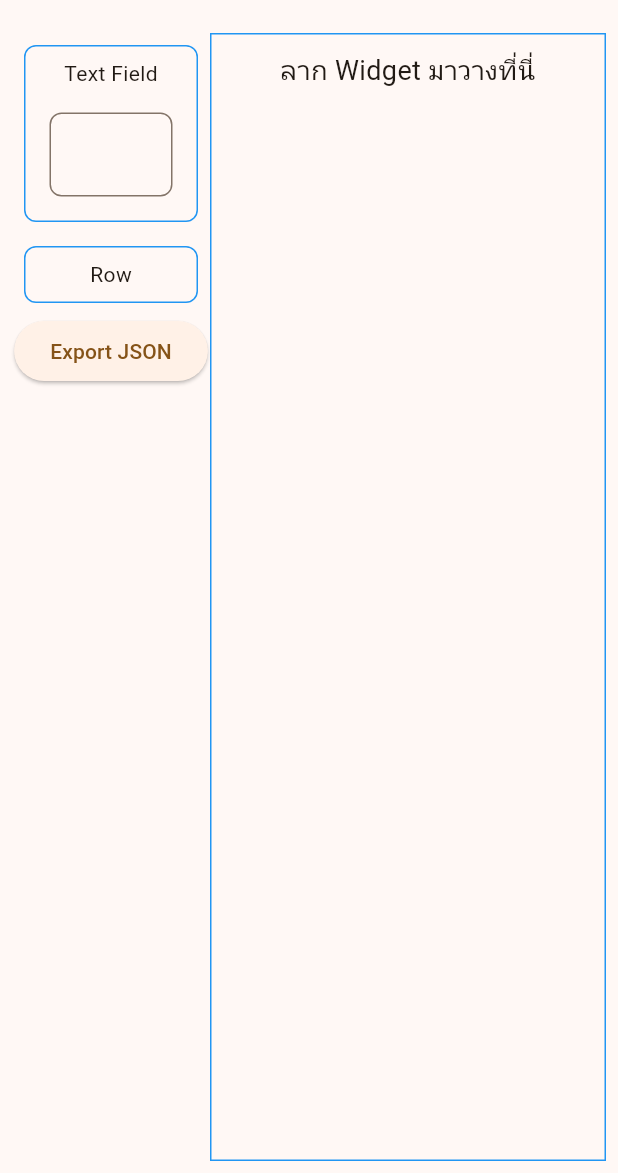
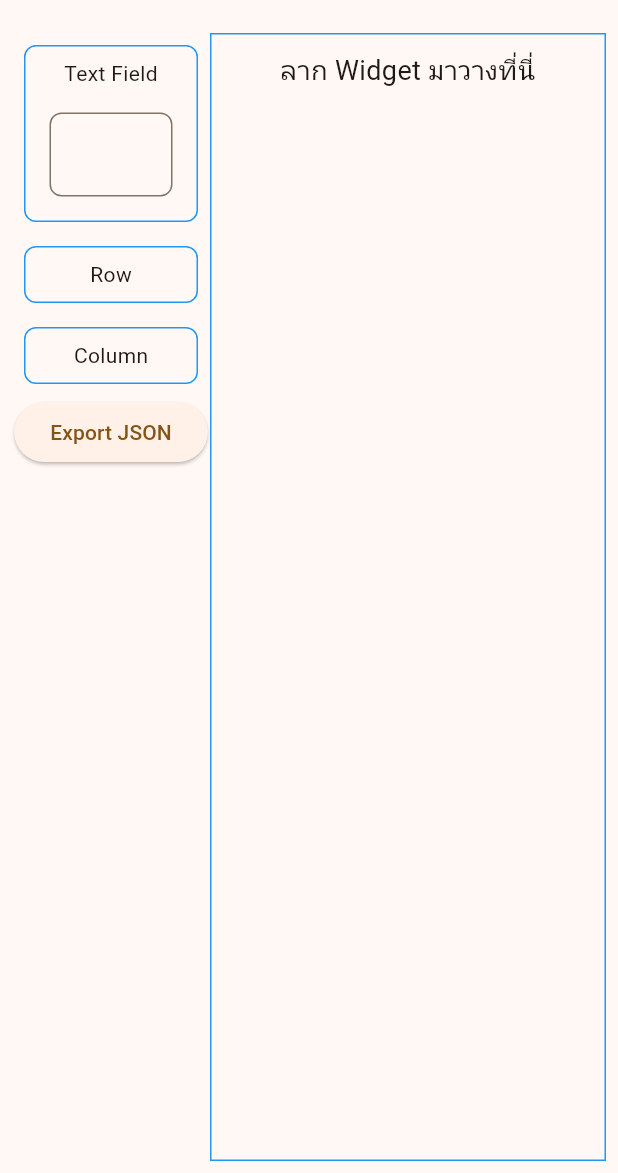
Before and after one commit to chinnatan/flutter_dynamic_form, a Flutter app: the screen it shows after launch, on a phone screen of 412 x 824 dp, the part 63-1236 px from its top. Run offline on Flutter 3.47's test engine with Material 3 defaults, Android fonts, the light colour scheme and no system bars; our stand-ins replace flutter_bloc.

Commit message:
เพิ่ม widget column และปรับ drop zone เป็นแบบ BLoC

```diff
--- a/lib/bloc/dynamic_form_bloc.dart
+++ b/lib/bloc/dynamic_form_bloc.dart
@@ -13,6 +13,11 @@ class DynamicFormBloc extends Bloc<DynamicFormEvent, DynamicFormState> {
       emit(AddedWidgetState());
     });
 
+    on<AddChildWidgetEvent>((event, emit) {
+      event.parentWidget.children.add(event.newChildrenWidget);
+      emit(AddedWidgetState());
+    });
+
     on<RemoveWidgetEvent>((event, emit) {
       event.listParentWidget.remove(event.removeWidget);
       emit(RemovedWidgetState());
--- a/lib/bloc/dynamic_form_event.dart
+++ b/lib/bloc/dynamic_form_event.dart
@@ -8,6 +8,13 @@ class AddWidgetEvent extends DynamicFormEvent {
   AddWidgetEvent(this.newWidget);
 }
 
+class AddChildWidgetEvent extends DynamicFormEvent {
+  final DynamicFormEntity parentWidget;
+  final DynamicFormEntity newChildrenWidget;
+
+  AddChildWidgetEvent(this.parentWidget, this.newChildrenWidget);
+}
+
 class RemoveWidgetEvent extends DynamicFormEvent {
   final DynamicFormEntity removeWidget;
   List<DynamicFormEntity> listParentWidget;
--- a/lib/main.dart
+++ b/lib/main.dart
@@ -39,8 +39,6 @@ class DynamicFormBuilder extends StatefulWidget {
 }
 
 class _DynamicFormBuilderState extends State<DynamicFormBuilder> {
-  // List<Map<String, dynamic>> formWidgets = [];
-
   List<DynamicFormEntity> dynamicFormEntities = [];
 
   String exportToJson() {
@@ -94,7 +92,18 @@ class _DynamicFormBuilderState extends State<DynamicFormBuilder> {
           ),
         );
       case FormType.column:
-        return Container(); // Add appropriate widget here
+        return _buildDropZone(
+          type: FormType.column.name,
+          data: data,
+          parentList: parentList,
+          child: Column(
+            children: [
+              ...data.children.map<Widget>(
+                (child) => buildFormWidget(child, data.children),
+              ),
+            ],
+          ),
+        );
     }
   }
 
@@ -106,11 +115,15 @@ class _DynamicFormBuilderState extends State<DynamicFormBuilder> {
   }) {
     return DragTarget<DynamicFormEntity>(
       onAcceptWithDetails: (details) {
-        setState(() {
-          if (data.type == FormType.row && data.children.length < 3) {
-            data.children.add(details.data);
-          }
-        });
+        if (data.type == FormType.row && data.children.length < 3) {
+          context.read<DynamicFormBloc>().add(
+            AddChildWidgetEvent(data, details.data),
+          );
+        } else if (data.type == FormType.column) {
+          context.read<DynamicFormBloc>().add(
+            AddChildWidgetEvent(data, details.data),
+          );
+        }
       },
       builder: (context, candidateData, rejectedData) {
         return Container(
@@ -127,7 +140,9 @@ class _DynamicFormBuilderState extends State<DynamicFormBuilder> {
             children: [
               Center(
                 child: Text(
-                  "วางตรงนี้ ($type ใส่ได้สูงสุด 3 ตัว)",
+                  type == FormType.row.name
+                      ? "วางตรงนี้ ($type ใส่ได้สูงสุด 3 ตัว)"
+                      : "วางตรงนี้ ($type)",
                   style: TextStyle(
                     color: Colors.blue,
                     fontWeight: FontWeight.bold,
@@ -197,9 +212,7 @@ class _DynamicFormBuilderState extends State<DynamicFormBuilder> {
           padding: const EdgeInsets.all(8.0),
           child: Draggable<DynamicFormEntity>(
             data: data,
-            feedback: _draggingWidget(
-              data.label ?? FormType.outlineTextField.name,
-            ),
+            feedback: _draggingWidget(data.label ?? FormType.row.name),
             child: Container(
               width: MediaQuery.of(context).size.width,
               decoration: BoxDecoration(
@@ -214,9 +227,26 @@ class _DynamicFormBuilderState extends State<DynamicFormBuilder> {
           ),
         );
       case FormType.column:
-        break;
+        return Padding(
+          padding: const EdgeInsets.all(8.0),
+          child: Draggable<DynamicFormEntity>(
+            data: data,
+            feedback: _draggingWidget(data.label ?? FormType.column.name),
+            child: Container(
+              width: MediaQuery.of(context).size.width,
+              decoration: BoxDecoration(
+                border: Border.all(color: Colors.blue),
+                borderRadius: BorderRadius.circular(8),
+              ),
+              child: Padding(
+                padding: const EdgeInsets.all(8.0),
+                child: Column(children: [Text("Column")]),
+              ),
+            ),
+          ),
+        );
     }
-    return SizedBox.shrink();
+    // return SizedBox.shrink();
   }
 
   Widget _draggingWidget(String label) {
@@ -257,10 +287,13 @@ class _DynamicFormBuilderState extends State<DynamicFormBuilder> {
                       children: [],
                     ),
                   ),
-                  // _draggableButton("Dropdown"),
-                  // _draggableButton("Checkbox"),
-                  // _draggableButton("Row"),
-                  // _draggableButton("Column"),
+                  _draggableButton(
+                    DynamicFormEntity(
+                      id: UniqueKey().toString(),
+                      type: FormType.column,
+                      children: [],
+                    ),
+                  ),
                   ElevatedButton(
                     onPressed: () {
                       print(exportToJson());
```
